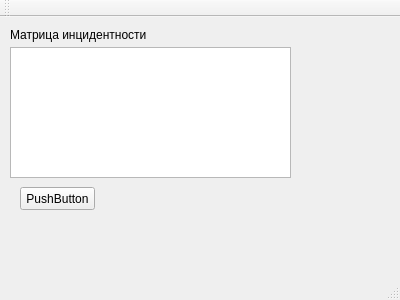
Old version of the form Algorithms/L2/mainwindow.ui in the repository SqrtMinusOne/SEM3_LABS.
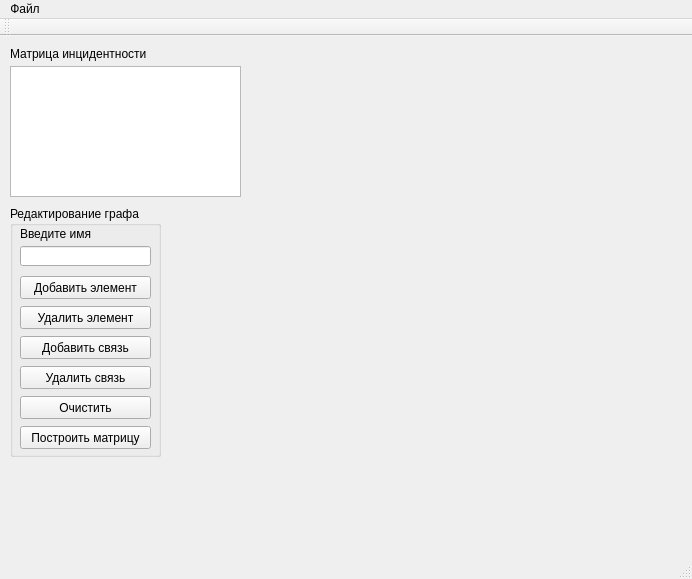
New version of the form.

Commit message: Added simple interface

```diff
--- a/Algorithms/L2/mainwindow.ui
+++ b/Algorithms/L2/mainwindow.ui
@@ -6,33 +6,20 @@
    <rect>
     <x>0</x>
     <y>0</y>
-    <width>400</width>
-    <height>300</height>
+    <width>692</width>
+    <height>579</height>
    </rect>
   </property>
   <property name="windowTitle">
    <string>MainWindow</string>
   </property>
   <widget class="QWidget" name="centralWidget">
-   <widget class="QPushButton" name="pushButton">
-    <property name="geometry">
-     <rect>
-      <x>20</x>
-      <y>170</y>
-      <width>75</width>
-      <height>23</height>
-     </rect>
-    </property>
-    <property name="text">
-     <string>PushButton</string>
-    </property>
-   </widget>
    <widget class="QTextEdit" name="incEdit">
     <property name="geometry">
      <rect>
       <x>10</x>
       <y>30</y>
-      <width>281</width>
+      <width>231</width>
       <height>131</height>
      </rect>
     </property>
@@ -41,6 +28,12 @@
       <family>Courier New</family>
      </font>
     </property>
+    <property name="horizontalScrollBarPolicy">
+     <enum>Qt::ScrollBarAsNeeded</enum>
+    </property>
+    <property name="lineWrapMode">
+     <enum>QTextEdit::NoWrap</enum>
+    </property>
     <property name="readOnly">
      <bool>true</bool>
     </property>
@@ -58,16 +51,139 @@
      <string>Матрица инцидентности</string>
     </property>
    </widget>
+   <widget class="QGroupBox" name="groupBox">
+    <property name="geometry">
+     <rect>
+      <x>10</x>
+      <y>170</y>
+      <width>151</width>
+      <height>251</height>
+     </rect>
+    </property>
+    <property name="title">
+     <string>Редактирование графа</string>
+    </property>
+    <widget class="QLineEdit" name="NodeNameEdit">
+     <property name="geometry">
+      <rect>
+       <x>10</x>
+       <y>40</y>
+       <width>131</width>
+       <height>20</height>
+      </rect>
+     </property>
+    </widget>
+    <widget class="QPushButton" name="addNodeButton">
+     <property name="geometry">
+      <rect>
+       <x>10</x>
+       <y>70</y>
+       <width>131</width>
+       <height>23</height>
+      </rect>
+     </property>
+     <property name="text">
+      <string>Добавить элемент</string>
+     </property>
+    </widget>
+    <widget class="QPushButton" name="matrButton">
+     <property name="geometry">
+      <rect>
+       <x>10</x>
+       <y>220</y>
+       <width>131</width>
+       <height>23</height>
+      </rect>
+     </property>
+     <property name="text">
+      <string>Построить матрицу</string>
+     </property>
+    </widget>
+    <widget class="QLabel" name="label_2">
+     <property name="geometry">
+      <rect>
+       <x>10</x>
+       <y>20</y>
+       <width>81</width>
+       <height>16</height>
+      </rect>
+     </property>
+     <property name="text">
+      <string>Введите имя</string>
+     </property>
+    </widget>
+    <widget class="QPushButton" name="deleteNodeButton">
+     <property name="geometry">
+      <rect>
+       <x>10</x>
+       <y>100</y>
+       <width>131</width>
+       <height>23</height>
+      </rect>
+     </property>
+     <property name="text">
+      <string>Удалить элемент</string>
+     </property>
+    </widget>
+    <widget class="QPushButton" name="AddEdge">
+     <property name="geometry">
+      <rect>
+       <x>10</x>
+       <y>130</y>
+       <width>131</width>
+       <height>23</height>
+      </rect>
+     </property>
+     <property name="text">
+      <string>Добавить связь</string>
+     </property>
+    </widget>
+    <widget class="QPushButton" name="DeleteEdgeButton">
+     <property name="geometry">
+      <rect>
+       <x>10</x>
+       <y>160</y>
+       <width>131</width>
+       <height>23</height>
+      </rect>
+     </property>
+     <property name="text">
+      <string>Удалить связь</string>
+     </property>
+    </widget>
+    <widget class="QPushButton" name="ClearButton">
+     <property name="geometry">
+      <rect>
+       <x>10</x>
+       <y>190</y>
+       <width>131</width>
+       <height>23</height>
+      </rect>
+     </property>
+     <property name="text">
+      <string>Очистить</string>
+     </property>
+    </widget>
+   </widget>
   </widget>
   <widget class="QMenuBar" name="menuBar">
    <property name="geometry">
     <rect>
      <x>0</x>
      <y>0</y>
-     <width>400</width>
+     <width>692</width>
      <height>21</height>
     </rect>
    </property>
+   <widget class="QMenu" name="menu">
+    <property name="title">
+     <string>Файл</string>
+    </property>
+    <addaction name="action_2"/>
+    <addaction name="separator"/>
+    <addaction name="exit_action"/>
+   </widget>
+   <addaction name="menu"/>
   </widget>
   <widget class="QToolBar" name="mainToolBar">
    <attribute name="toolBarArea">
```
Left out of the diff: 10 changed lines with no effect on the pictures. The commit also changes 4 other files.
